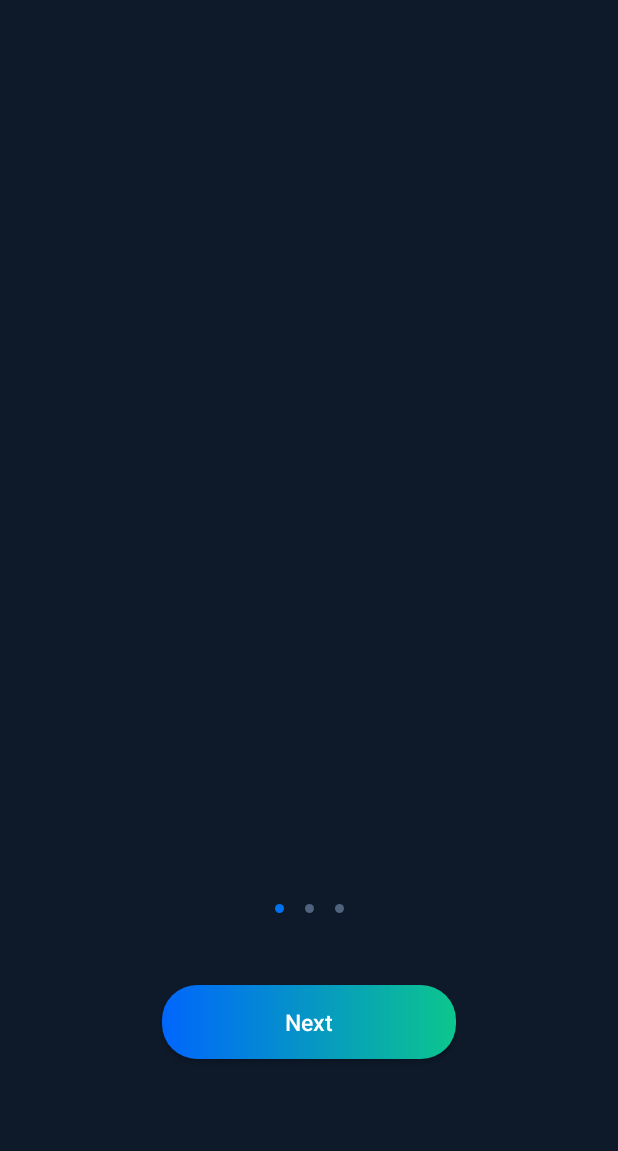
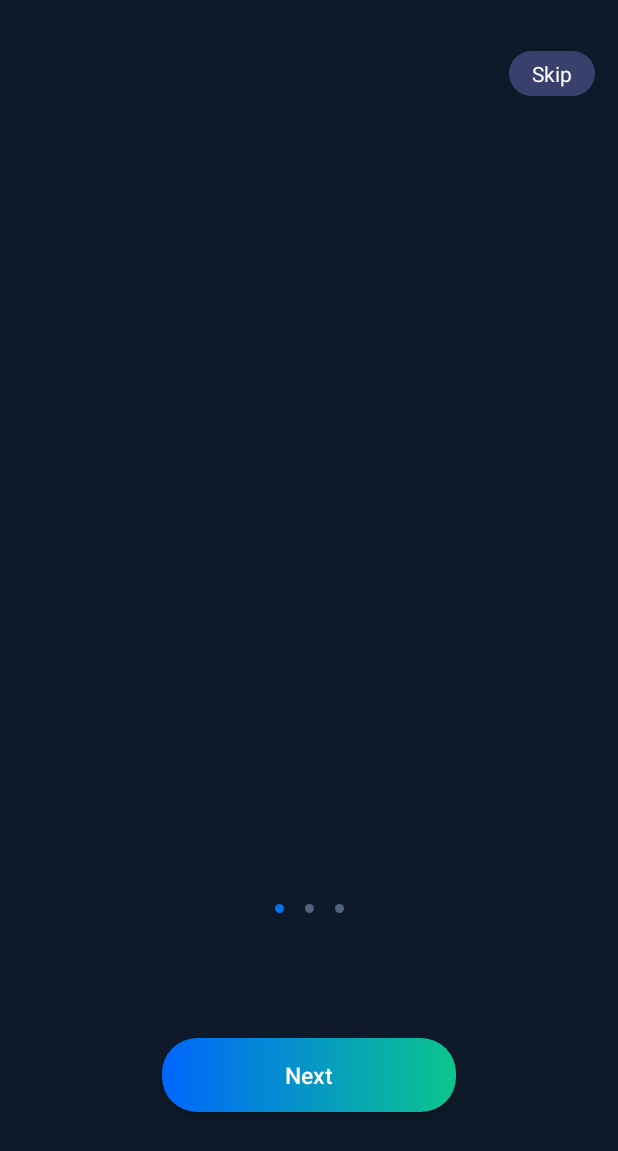
Before and after one commit to HacLau/PressureBlack, an Android app: the layout activity_lead.xml on its own in the app's theme, with its tools: preview values and no code run, on a phone screen of 412 x 824 dp. Shown: the top 1151 px of the screen. Run offline under Robolectric (Android 15) with nearby library versions, the phone set to English and light mode, and no system bars.

Commit message:
fix debug

```diff
--- a/app/src/main/java/com/testbird/pressureblack/adapter/RecordAdapter.kt
+++ b/app/src/main/java/com/testbird/pressureblack/adapter/RecordAdapter.kt
@@ -83,8 +83,8 @@ class RecordAdapter(
 
 
     private fun getMaxAndMin(chartList: List<RecordEntity>, onLoaded: (Int, Int, Int, Int, Int) -> Unit) {
-        var max: Int = chartList[0].systolic
-        var min: Int = chartList[0].diastolic
+        var max: Int = if (chartList.isEmpty()) 320 else chartList[0].systolic
+        var min: Int = if (chartList.isEmpty()) 20 else chartList[0].diastolic
         chartList.forEach {
             if (max - it.systolic < 0) {
                 max = it.systolic
--- a/app/src/main/java/com/testbird/pressureblack/database/DatabaseHelper.kt
+++ b/app/src/main/java/com/testbird/pressureblack/database/DatabaseHelper.kt
@@ -16,4 +16,7 @@ interface DatabaseHelper{
 
     @Query("select * from recordentity order by time desc")
     fun query():List<RecordEntity>
+
+    @Query("select * from recordentity where time/1000/60 =:time")
+    fun queryByMinute(time:Long):List<RecordEntity>
 }
--- a/app/src/main/java/com/testbird/pressureblack/ui/fragment/RecordFragment.kt
+++ b/app/src/main/java/com/testbird/pressureblack/ui/fragment/RecordFragment.kt
@@ -72,9 +72,9 @@ class RecordFragment : BaseFragment<FragmentRecordBinding>() {
     }
 
     fun getRecordData() {
-        viewModel.getRecordData(requireContext()){
+        viewModel.getRecordData(requireContext()) {
             CoroutineScope(Dispatchers.Main + SupervisorJob()).launch {
-                (binding.rvRecord.adapter as RecordAdapter).setList(it.getRecordList{ sys, dia->
+                (binding.rvRecord.adapter as RecordAdapter).setList(it.getRecordList { sys, dia ->
                     binding.recordTop.sysNumber.text = "$sys"
                     binding.recordTop.diasNumber.text = "$dia"
                 })
@@ -108,8 +108,6 @@ class RecordFragment : BaseFragment<FragmentRecordBinding>() {
     }
 
 
-
-
     override fun initView() {
         binding.recordTop.apply {
             recordTopNew.setOnClickListener {
--- a/app/src/main/java/com/testbird/pressureblack/viewmodel/ActivityViewModel.kt
+++ b/app/src/main/java/com/testbird/pressureblack/viewmodel/ActivityViewModel.kt
@@ -17,6 +17,7 @@ import com.testbird.pressureblack.appContext
 import com.testbird.pressureblack.contacts.filterRecordList
 import com.testbird.pressureblack.contacts.getFormatTimeMain
 import com.testbird.pressureblack.contacts.getRecordDataByLevel
+import com.testbird.pressureblack.contacts.log
 import com.testbird.pressureblack.database.RecordDatabaseManager
 import com.testbird.pressureblack.ui.fragment.HomeFragment
 import com.testbird.pressureblack.ui.fragment.InfoFragment
@@ -74,6 +75,7 @@ class ActivityViewModel : ViewModel() {
     }
 
     fun getRecordLevel(recordEntity: RecordEntity): Int {
+        "systolic = ${recordEntity.systolic} diastolic = ${recordEntity.diastolic}".log()
         return if (recordEntity.systolic > 180 || recordEntity.diastolic > 120)
             5
         else if (recordEntity.systolic >= 140 || recordEntity.diastolic >= 90)
--- a/app/src/main/res/layout/activity_lead.xml
+++ b/app/src/main/res/layout/activity_lead.xml
@@ -107,7 +107,21 @@
             android:layout_width="match_parent"
             android:layout_height="575dp"
             app:layout_constraintTop_toTopOf="parent" />
-
+        <TextView
+            android:id="@+id/step_skip"
+            android:layout_width="wrap_content"
+            android:layout_height="wrap_content"
+            android:paddingEnd="15dp"
+            android:paddingStart="15dp"
+            android:paddingTop="5dp"
+            android:paddingBottom="5dp"
+            android:textColor="@color/white"
+            android:layout_marginTop="34dp"
+            android:layout_marginEnd="15dp"
+            android:background="@drawable/shape_bg_settime_cancel_btn_23"
+            app:layout_constraintTop_toTopOf="parent"
+            app:layout_constraintEnd_toEndOf="parent"
+            android:text="@string/title_skip"/>
         <RadioGroup
             android:id="@+id/guide_rg"
             android:layout_width="wrap_content"
@@ -148,7 +162,6 @@
             android:id="@+id/guide_next"
             android:layout_width="196dp"
             android:layout_height="49dp"
-            android:layout_marginTop="48dp"
             android:background="@drawable/shape_bg_23"
             android:text="@string/title_next"
             android:textSize="15sp"
@@ -156,7 +169,8 @@
             android:textColor="@color/white"
             app:layout_constraintEnd_toEndOf="parent"
             app:layout_constraintStart_toStartOf="parent"
-            app:layout_constraintTop_toBottomOf="@id/guide_rg" />
+            app:layout_constraintTop_toBottomOf="@id/guide_rg"
+            app:layout_constraintBottom_toBottomOf="parent"/>
 
     </androidx.constraintlayout.widget.ConstraintLayout>
 </androidx.constraintlayout.widget.ConstraintLayout>
--- a/app/src/main/res/layout/fragment_mine.xml
+++ b/app/src/main/res/layout/fragment_mine.xml
@@ -8,7 +8,7 @@
 
     <include android:id="@+id/mine_alarm"
         layout="@layout/layout_mine_alarm"
-        android:visibility="invisible"/>
+        android:visibility="gone"/>
     <include
         android:id="@+id/mine_language"
         layout="@layout/layout_mine_item"
--- a/app/src/main/res/values/strings.xml
+++ b/app/src/main/res/values/strings.xml
@@ -5,6 +5,7 @@
     <string name="title_info">Information</string>
     <string name="title_mine">Settings</string>
     <string name="title_next">Next</string>
+    <string name="title_start_record">Start Record</string>
 
     <string name="title_home_bottom">Home Page</string>
     <string name="title_record_bottom">Record</string>
@@ -50,6 +51,7 @@
     <string name="title_minute">Minute</string>
     <string name="title_cancel">Cancel</string>
     <string name="title_confirm">Confirm</string>
+    <string name="title_skip">Skip</string>
 
     <string name="title_systolic">Systolic</string>
     <string name="title_sys">SYS</string>
@@ -86,5 +88,8 @@
     <string name="mine_shared">Share Application</string>
     <string name="mine_upgrade">Upgrade</string>
 
+    <string name="tx_warning_title">Current minute\'s time had data</string>
+    <string name="tx_warning_content">Cover current data?</string>
+
 
 </resources>
```
Also changed, not shown: app/src/main/java/com/testbird/pressureblack/contacts/Companion.kt (+8 -0 lines), app/src/main/java/com/testbird/pressureblack/ui/activity/LeadActivity.kt (+19 -3 lines), app/src/main/java/com/testbird/pressureblack/ui/activity/NewActivity.kt (+25 -8 lines), app/src/main/java/com/testbird/pressureblack/ui/view/ConfirmDialog.kt (added, +34 -0 lines), app/src/main/java/com/testbird/pressureblack/ui/view/DateTimeDialog.kt (+6 -2 lines), app/src/main/res/layout/layout_dialog.xml (added, +68 -0 lines), app/src/main/res/layout/layout_record_chart.xml (+7 -1 lines).
